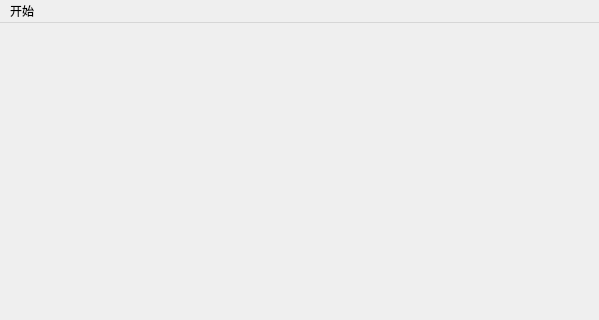
First picture: the form in KvImage/KvImage.ui, repository WHULS/KvImage, before the edit; both pictures show x 0 to 599 and y 0 to 320 of the 599 by 541 pixel window.
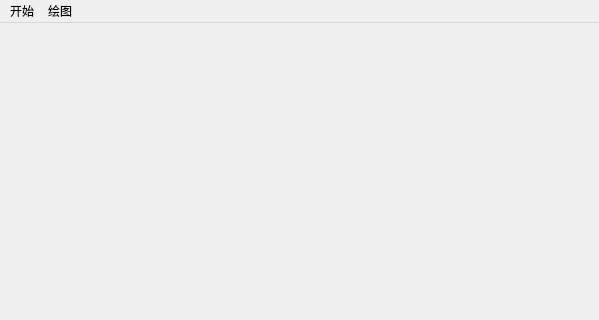
Second picture: the form after the edit.

Commit message: 2021年04月15日 22:37:58 - 添加绘图

```diff
--- a/KvImage/KvImage.ui
+++ b/KvImage/KvImage.ui
@@ -32,7 +32,17 @@
     <addaction name="separator"/>
     <addaction name="action_exit"/>
    </widget>
+   <widget class="QMenu" name="menu_2">
+    <property name="title">
+     <string>绘图</string>
+    </property>
+    <addaction name="action_draw_point"/>
+    <addaction name="action_draw_line"/>
+    <addaction name="action_draw_rectangle"/>
+    <addaction name="action_draw_rotate_rectangle"/>
+   </widget>
    <addaction name="menu"/>
+   <addaction name="menu_2"/>
   </widget>
   <widget class="QStatusBar" name="statusBar"/>
   <action name="action_open_image">
```
Left out of the diff: 32 changed lines with no effect on the pictures. The commit also changes 11 other files.
